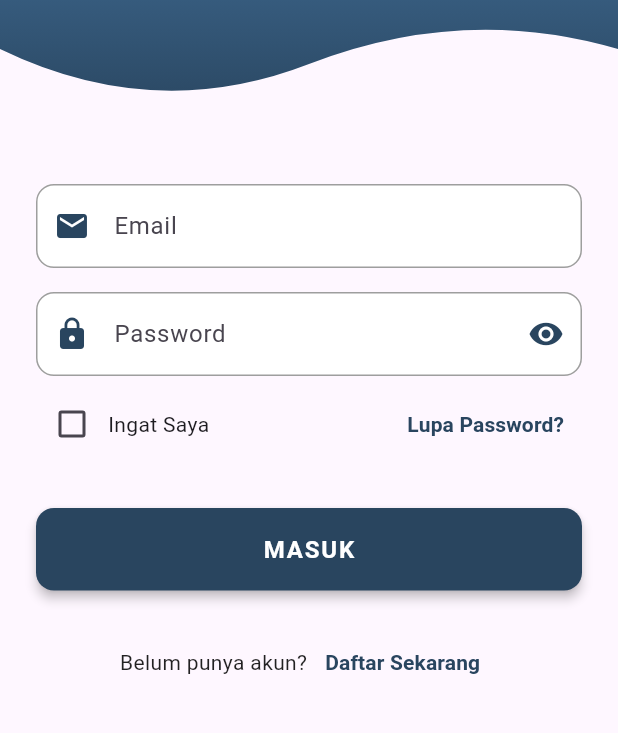
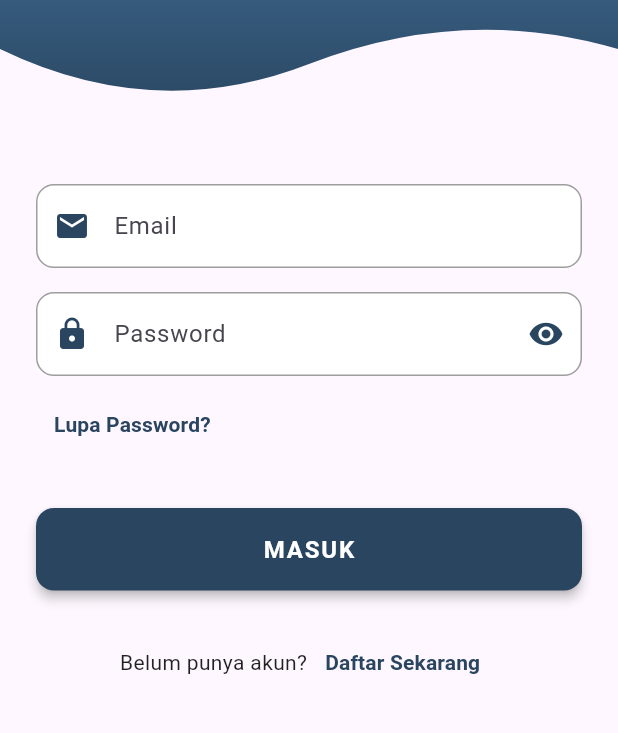
Before and after one commit to herrikurniawann/mikroNet_Driver, a Flutter app: the screen it shows after launch, on a phone screen of 412 x 824 dp, the part 251-984 px from its top. Run offline on Flutter 3.47's test engine with Material 3 defaults, Android fonts, the phone set to English and light mode, and no system bars; our stand-ins replace flutter_map, flutter_svg, geolocator, image_picker, latlong2, lottie and 1 more; project files that could hold a hidden picture were left out.

Commit message:
new feature

```diff
--- a/lib/main.dart
+++ b/lib/main.dart
@@ -32,7 +32,7 @@ class MainApp extends StatelessWidget {
     return MaterialApp(
       title: 'ridehailingdriver',
       theme: ThemeData(visualDensity: VisualDensity.adaptivePlatformDensity),
-      debugShowCheckedModeBanner: true,
+      debugShowCheckedModeBanner: false,
       home: FutureBuilder<bool>(
         future: loginViewModel.checkLoginStatus(),
         builder: (context, snapshot) {
--- a/lib/models/main/localstorage_models.dart
+++ b/lib/models/main/localstorage_models.dart
@@ -19,21 +19,6 @@ class LocalStorage {
     await prefs.remove(tokenKey);
   }
 
-  static Future<void> saveEmail(String email) async {
-    final prefs = await SharedPreferences.getInstance();
-    await prefs.setString(emailKey, email);
-  }
-
-  static Future<String?> getEmail() async {
-    final prefs = await SharedPreferences.getInstance();
-    return prefs.getString(emailKey);
-  }
-
-  static Future<void> removeEmail() async {
-    final prefs = await SharedPreferences.getInstance();
-    await prefs.remove(emailKey);
-  }
-
   static Future<void> clearAll() async {
     final prefs = await SharedPreferences.getInstance();
     await prefs.clear();
--- a/lib/views/auth/login_view.dart
+++ b/lib/views/auth/login_view.dart
@@ -219,21 +219,6 @@ class _LoginPageState extends State<LoginPage>
       child: Row(
         mainAxisAlignment: MainAxisAlignment.spaceBetween,
         children: [
-          // Remember me checkbox
-          Row(
-            children: [
-              Checkbox(
-                value: viewModel.rememberMe,
-                onChanged: (_) => viewModel.toggleRememberMe(),
-                activeColor: const Color(0xFF29455F),
-              ),
-              const Text(
-                'Ingat Saya',
-                style: TextStyle(fontSize: 14),
-              ),
-            ],
-          ),
-
           // Forgot password link
           TextButton(
             onPressed: () {
--- a/lib/views/main/main_view.dart
+++ b/lib/views/main/main_view.dart
@@ -335,7 +335,7 @@ class _MainViewState extends State<MainView>
                                     const SizedBox(width: 12),
                                     const Expanded(
                                       child: Text(
-                                        'Anda sedang online dan siap menerima penumpang',
+                                        'Anda sedang online',
                                         style: TextStyle(
                                           color: Colors.white,
                                           fontSize: 14,
```
Also changed, not shown: lib/models/auth/login_models.dart (+0 -21 lines).
